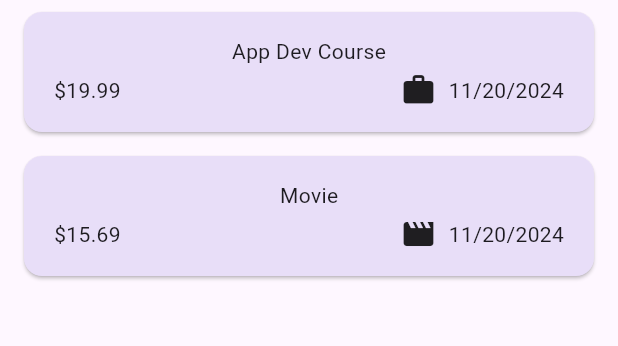
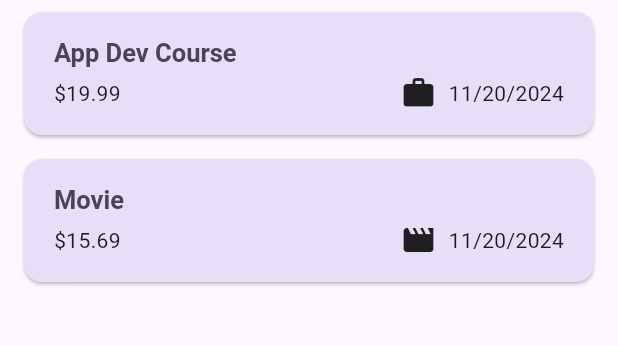
Before and after one commit to snaxy318/expense_tracker, a Flutter app: the screen it shows after launch, on a phone screen of 412 x 824 dp, the part 114-460 px from its top. Run offline on Flutter 3.47's test engine with Material 3 defaults, Android fonts, the phone set to English and light mode, and no system bars.

Commit message:
left alignment to expense_item

```diff
--- a/lib/widgets/expenses_list/expenses_item.dart
+++ b/lib/widgets/expenses_list/expenses_item.dart
@@ -12,8 +12,9 @@ class ExpensesItem extends StatelessWidget {
       child: Padding(
         padding: (const EdgeInsets.symmetric(horizontal: 20, vertical: 16)),
         child: Column(
+          crossAxisAlignment: CrossAxisAlignment.start,
           children: [
-            Text(expense.title),
+            Text(expense.title,style: Theme.of(context).textTheme.titleLarge,),
             const SizedBox(height: 4),
             Row(
               children: [
```
